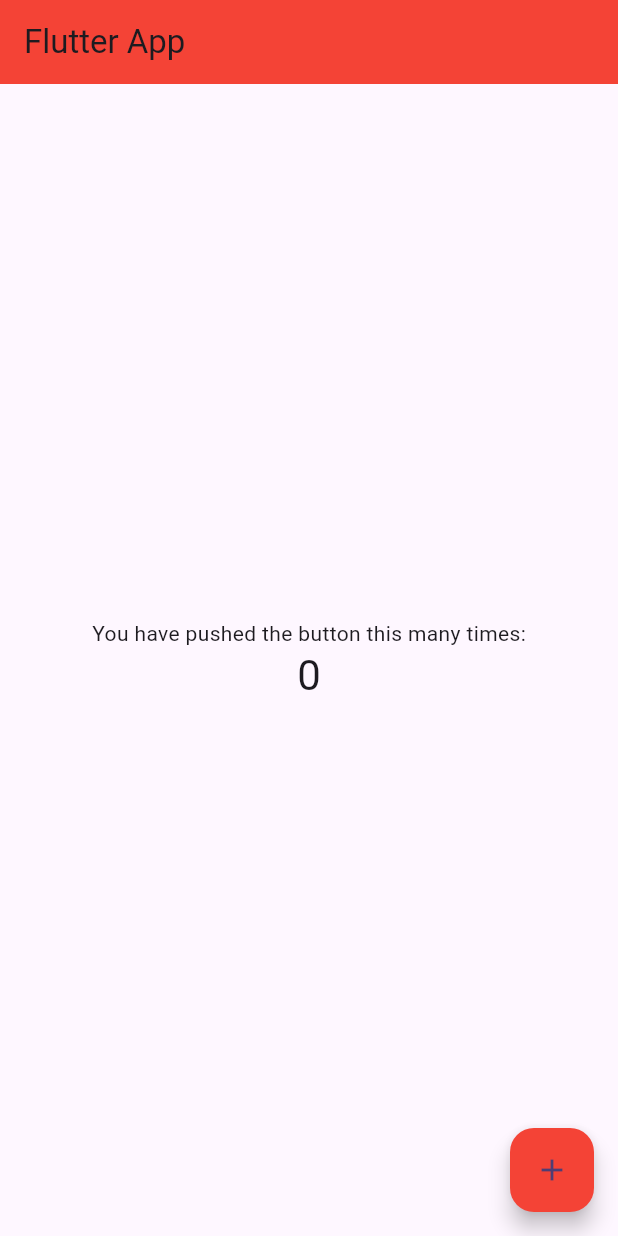
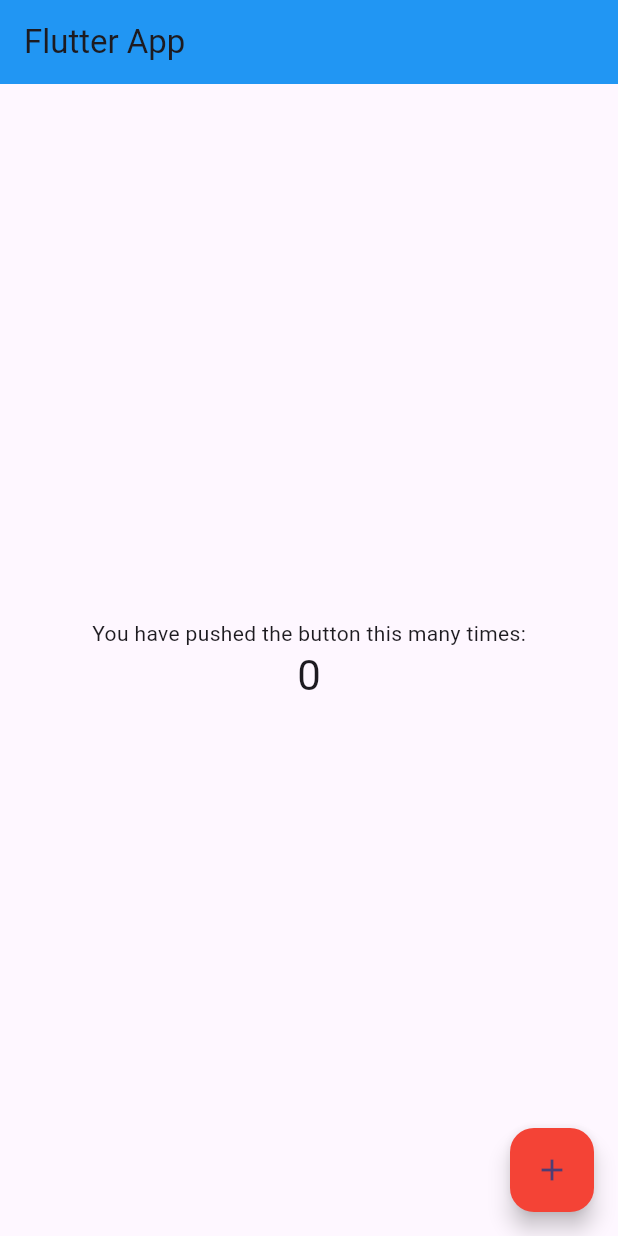
Before and after one commit to namjameseu/flutter-app-test, a Flutter app: the screen it shows after launch, on a phone screen of 412 x 824 dp. Run offline on Flutter 3.47's test engine with Material 3 defaults, Android fonts, the phone set to English and light mode, and no system bars.

Commit message:
update README and change appBar Color from main.dart

```diff
--- a/lib/main.dart
+++ b/lib/main.dart
@@ -13,21 +13,6 @@ class MyApp extends StatelessWidget {
     return MaterialApp(
       title: 'Flutter Demo',
       theme: ThemeData(
-        // This is the theme of your application.
-        //
-        // TRY THIS: Try running your application with "flutter run". You'll see
-        // the application has a purple toolbar. Then, without quitting the app,
-        // try changing the seedColor in the colorScheme below to Colors.green
-        // and then invoke "hot reload" (save your changes or press the "hot
-        // reload" button in a Flutter-supported IDE, or press "r" if you used
-        // the command line to start the app).
-        //
-        // Notice that the counter didn't reset back to zero; the application
-        // state is not lost during the reload. To reset the state, use hot
-        // restart instead.
-        //
-        // This works for code too, not just values: Most code changes can be
-        // tested with just a hot reload.
         colorScheme: ColorScheme.fromSeed(seedColor: Colors.deepPurple),
         useMaterial3: true,
       ),
@@ -38,15 +23,6 @@ class MyApp extends StatelessWidget {
 
 class MyHomePage extends StatefulWidget {
   const MyHomePage({super.key, required this.title});
-
-  // This widget is the home page of your application. It is stateful, meaning
-  // that it has a State object (defined below) that contains fields that affect
-  // how it looks.
-
-  // This class is the configuration for the state. It holds the values (in this
-  // case the title) provided by the parent (in this case the App widget) and
-  // used by the build method of the State. Fields in a Widget subclass are
-  // always marked "final".
 
   final String title;
 
@@ -59,50 +35,19 @@ class _MyHomePageState extends State<MyHomePage> {
 
   void _incrementCounter() {
     setState(() {
-      // This call to setState tells the Flutter framework that something has
-      // changed in this State, which causes it to rerun the build method below
-      // so that the display can reflect the updated values. If we changed
-      // _counter without calling setState(), then the build method would not be
-      // called again, and so nothing would appear to happen.
       _counter++;
     });
   }
 
   @override
   Widget build(BuildContext context) {
-    // This method is rerun every time setState is called, for instance as done
-    // by the _incrementCounter method above.
-    //
-    // The Flutter framework has been optimized to make rerunning build methods
-    // fast, so that you can just rebuild anything that needs updating rather
-    // than having to individually change instances of widgets.
     return Scaffold(
       appBar: AppBar(
-        // TRY THIS: Try changing the color here to a specific color (to
-        // Colors.amber, perhaps?) and trigger a hot reload to see the AppBar
-        // change color while the other colors stay the same.
-        backgroundColor: Colors.red,
-        // Here we take the value from the MyHomePage object that was created by
-        // the App.build method, and use it to set our appbar title.
+        backgroundColor: Colors.blue,
         title: Text('Flutter App'),
       ),
       body: Center(
-        // Center is a layout widget. It takes a single child and positions it
-        // in the middle of the parent.
         child: Column(
-          // Column is also a layout widget. It takes a list of children and
-          // arranges them vertically. By default, it sizes itself to fit its
-          // children horizontally, and tries to be as tall as its parent.
-          //
-          // Column has various properties to control how it sizes itself and
-          // how it positions its children. Here we use mainAxisAlignment to
-          // center the children vertically; the main axis here is the vertical
-          // axis because Columns are vertical (the cross axis would be
-          // horizontal).
-          //
-          // TRY THIS: Invoke "debug painting" (choose the "Toggle Debug Paint"
-          // action in the IDE, or press "p" in the console), to see the
-          // wireframe for each widget.
           mainAxisAlignment: MainAxisAlignment.center,
           children: <Widget>[
             const Text(
```
Also changed, not shown: 1 other file.
